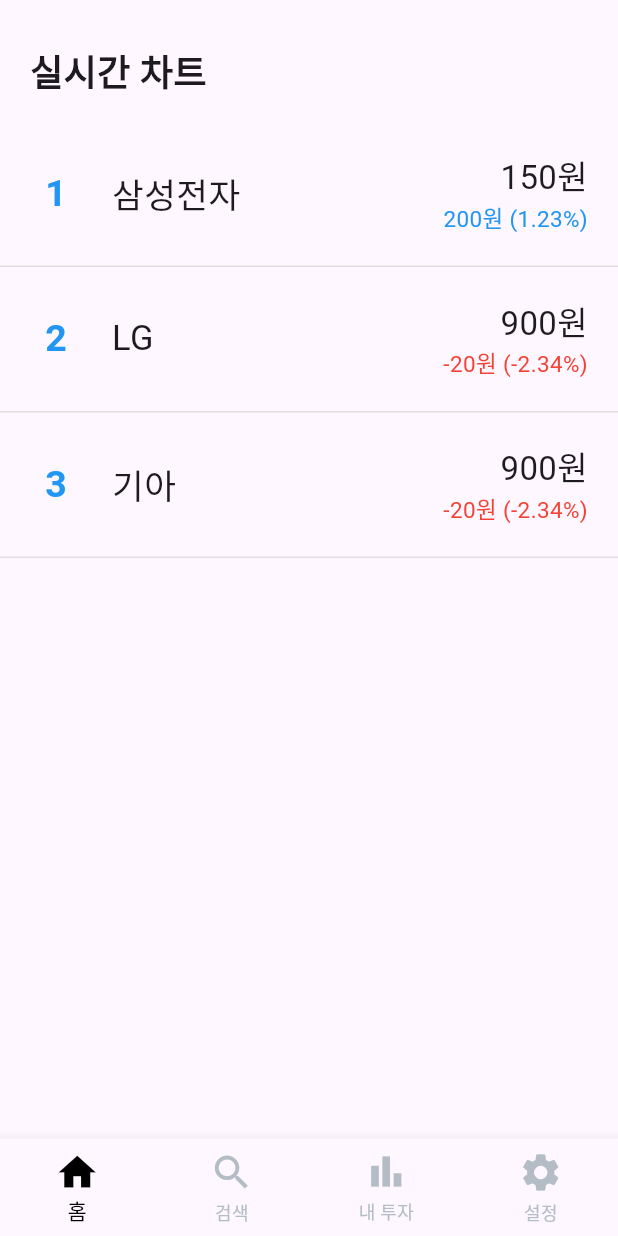
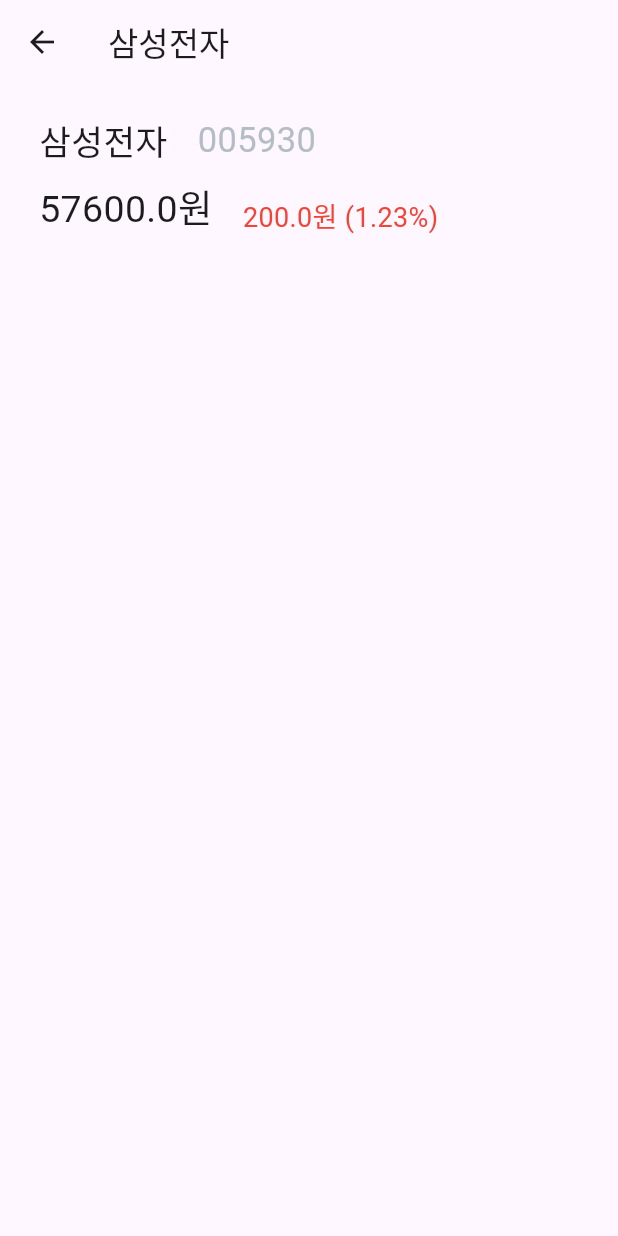
Before and after one commit to seo0o519/StocklyApp, a Flutter app: the screen it shows after launch, after a tap on an icon or button, on a phone screen of 412 x 824 dp. Run offline on Flutter 3.47's test engine with Material 3 defaults, Android fonts, the phone set to English and light mode, and no system bars.

Commit message:
feat: 종목 클릭시 상세페이지로 이동

```diff
--- a/lib/screens/details.dart
+++ b/lib/screens/details.dart
@@ -1,16 +1,69 @@
+// lib/screens/details.dart
 import 'package:flutter/material.dart';
 
-class Details extends StatelessWidget {
+class DetailsScreen extends StatelessWidget {
+  final String symbol;
+  final String name;
+  final double close;
+  final double rate;
+  final double ratePrice;
+
+  // 생성자에서 전달된 값을 받아옵니다.
+  const DetailsScreen({
+    Key? key,
+    required this.symbol,
+    required this.name,
+    required this.close,
+    required this.rate,
+    required this.ratePrice,
+  }) : super(key: key);
+
   @override
   Widget build(BuildContext context) {
     return Scaffold(
-      appBar: AppBar(title: Text('Detail Screen')),
-      body: Center(
-        child: ElevatedButton(
-          onPressed: () {
-            Navigator.pop(context);
-          },
-          child: Text('Back to Home Screen'),
+      appBar: AppBar(
+        title: Text(name),
+      ),
+      body: Padding(
+        padding: const EdgeInsets.all(16.0),
+        child: Column(
+          crossAxisAlignment: CrossAxisAlignment.start,
+          children: [
+            Row(
+              crossAxisAlignment: CrossAxisAlignment.start,
+              children: [
+                Padding(
+                  padding: const EdgeInsets.symmetric(vertical: 5, horizontal:10),
+                  child: Text('$name', style: const TextStyle(fontSize: 23)),
+                ),
+                Padding(
+                  padding: const EdgeInsets.symmetric(vertical: 5, horizontal:10),
+                  child: Text('$symbol', style: const TextStyle(fontSize: 23, color: Color(0xFFB4BDC6))),
+                ),
+              ],
+            ),
+            Row(
+              crossAxisAlignment: CrossAxisAlignment.end,
+              children: [
+                Padding(
+                  padding: const EdgeInsets.symmetric(vertical: 5, horizontal:10),
+                  child: Text('$close원', style: const TextStyle(fontSize: 25)),
+                ),
+                Padding(
+                  padding: const EdgeInsets.symmetric(vertical: 5, horizontal:10),
+                  child:
+                    Text(
+                      '$ratePrice원 ($rate%)',
+                      style: TextStyle(
+                        fontSize: 18,
+                        color: (ratePrice > 0 ? Colors.red : Colors.blue),
+                      ),
+                    ),
+                )
+
+              ],
+            ),
+          ],
         ),
       ),
     );
--- a/lib/screens/home.dart
+++ b/lib/screens/home.dart
@@ -1,6 +1,5 @@
 import 'package:flutter/material.dart';
-import '../widgets/chart_list_item.dart';
-import '../widgets/bottom_navigation_bar.dart';
+import '../widgets/stock_table.dart';
 
 class Home extends StatefulWidget {
   @override
@@ -40,11 +39,11 @@ class _HomeState extends State<Home> {
               child: StockTable(
                 datas: [
                   {
-                    'symbol': '000000',
+                    'symbol': '005930',
                     'name': '삼성전자',
-                    'close': 150.00,
+                    'close': 57600,
                     'rate': 1.23,
-                    'rate_price': 200.00,
+                    'rate_price': 200,
                   },
                   {
                     'symbol': '010101',
@@ -61,9 +60,6 @@ class _HomeState extends State<Home> {
                     'rate_price': -20.00,
                   }
                 ],
-                gotoDetails: (symbol, name, close, rate, ratePrice) {
-                  print('Navigating to details of $name');
-                },
               ),
             ),
           ],
--- a/lib/widgets/chart_list_item.dart
+++ b/lib/widgets/stock_table.dart
@@ -1,13 +1,12 @@
 import 'package:flutter/material.dart';
+import 'package:stockly/screens/details.dart';
 
 class StockTable extends StatelessWidget {
   final List<Map<String, dynamic>> datas;
-  final Function(String symbol, String name, double close, double rate, double ratePrice) gotoDetails;
 
   const StockTable({
     Key? key,
     required this.datas,
-    required this.gotoDetails,
   }) : super(key: key);
 
   @override
@@ -22,12 +21,11 @@ class StockTable extends StatelessWidget {
               final data = datas[index];
               return GestureDetector(
                 onTap: () {
-                  gotoDetails(
-                    data['symbol'],
-                    data['name'],
-                    (data['close'] as num).toDouble(),
-                    (data['rate'] as num).toDouble(),
-                    (data['rate_price'] as num).toDouble(),
+                  Navigator.push(
+                    context,
+                    MaterialPageRoute(
+                      builder: (context) => DetailsScreen(symbol: data['symbol'], name: data['name'], close: (data['close'] as num).toDouble(), rate: data['rate'], ratePrice: (data['rate_price'] as num).toDouble()),
+                    ),
                   );
                 },
                 child: Container(
@@ -75,7 +73,7 @@ class StockTable extends StatelessWidget {
                                   '${_formatCurrency((data['rate_price'] as num).toDouble())}원 (${data['rate']}%)',
                                   textAlign: TextAlign.right,
                                   style: TextStyle(
-                                    color: (data['rate_price'] as num) > 0 ? Colors.blue : Colors.red,
+                                    color: (data['rate_price'] as num) > 0 ? Colors.red : Colors.blue,
                                     fontSize: 15,
                                   ),
                                 ),
```
